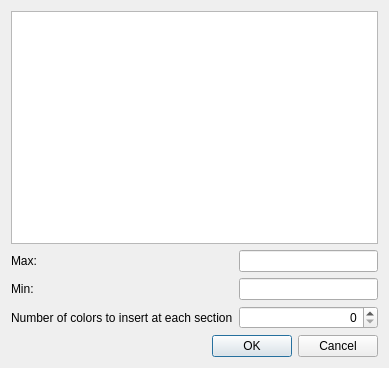
The window that libs/guicore/scalarstocolors/private/colormapsettingeditwidget_switchtodiscretedialog.ui (i-RIC/prepost-gui) describes before a commit, drawn with Qt 5.
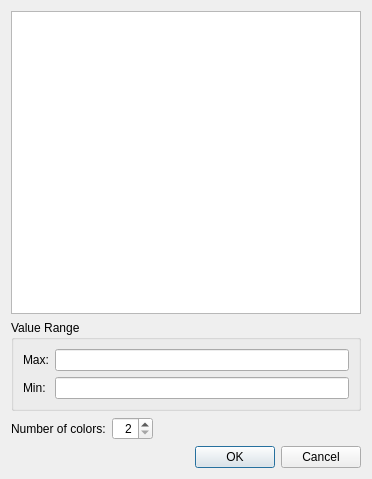
The same window after the commit. Custom widgets are drawn as their Qt base class.

What changed in the file:
```diff
--- a/libs/guicore/scalarstocolors/private/colormapsettingeditwidget_switchtodiscretedialog.ui
+++ b/libs/guicore/scalarstocolors/private/colormapsettingeditwidget_switchtodiscretedialog.ui
@@ -6,8 +6,8 @@
    <rect>
     <x>0</x>
     <y>0</y>
-    <width>389</width>
-    <height>368</height>
+    <width>368</width>
+    <height>479</height>
    </rect>
   </property>
   <property name="windowTitle">
@@ -31,6 +31,10 @@
     </widget>
    </item>
    <item>
+    <widget class="QGroupBox" name="valueRangeGroupBox">
+     <property name="title">
+      <string>Value Range</string>
+     </property>
     <layout class="QGridLayout" name="gridLayout">
      <item row="0" column="0">
       <widget class="QLabel" name="maxLabel">
@@ -52,22 +56,47 @@
      <item row="1" column="1">
       <widget class="RealNumberEditWidget" name="minValueEdit"/>
      </item>
-     <item row="2" column="0">
+     </layout>
+    </widget>
+   </item>
+   <item>
+    <layout class="QHBoxLayout" name="horizontalLayout_2">
+     <item>
       <widget class="QLabel" name="label_3">
        <property name="text">
-        <string>Number of colors to insert at each section</string>
+        <string>Number of colors:</string>
        </property>
       </widget>
      </item>
-     <item row="2" column="1">
+     <item>
+      <layout class="QHBoxLayout" name="horizontalLayout">
+       <item>
       <widget class="QSpinBox" name="colorsSpinBox">
        <property name="alignment">
         <set>Qt::AlignRight|Qt::AlignTrailing|Qt::AlignVCenter</set>
        </property>
+         <property name="minimum">
+          <number>2</number>
+         </property>
        <property name="maximum">
         <number>99</number>
        </property>
       </widget>
+       </item>
+       <item>
+        <spacer name="horizontalSpacer">
+         <property name="orientation">
+          <enum>Qt::Horizontal</enum>
+         </property>
+         <property name="sizeHint" stdset="0">
+          <size>
+           <width>40</width>
+           <height>20</height>
+          </size>
+         </property>
+        </spacer>
+       </item>
+      </layout>
      </item>
     </layout>
    </item>
```
Lines whose indentation alone changed are shown as unchanged.
